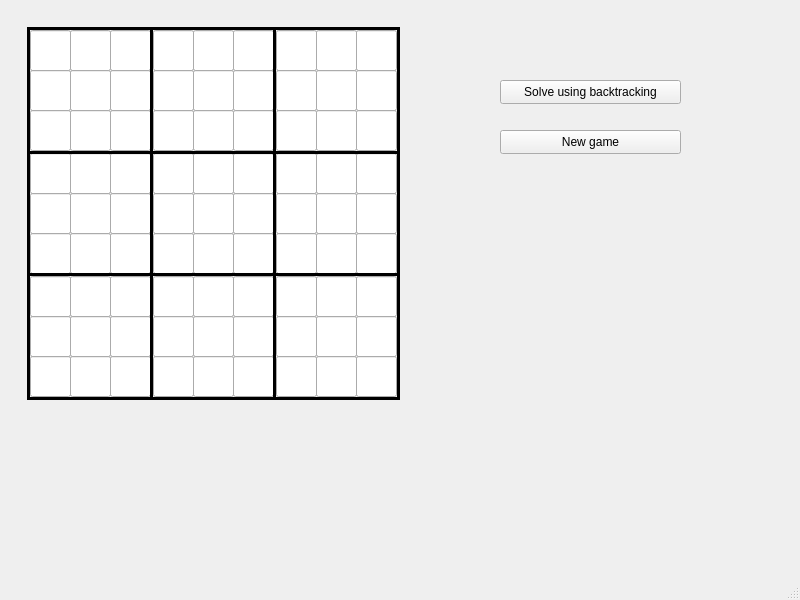
Qt form sudokuwindow.ui (ThiagoServulo/Sudoku) before a commit.
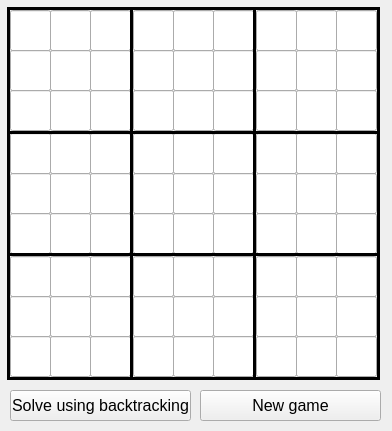
The same form after that commit.

Commit message: Change window layout

The edit to the form file:
```diff
--- a/sudokuwindow.ui
+++ b/sudokuwindow.ui
@@ -6,8 +6,8 @@
    <rect>
     <x>0</x>
     <y>0</y>
-    <width>800</width>
-    <height>600</height>
+    <width>392</width>
+    <height>431</height>
    </rect>
   </property>
   <property name="windowTitle">
@@ -17,8 +17,8 @@
    <widget class="QLineEdit" name="lineEdit_A1">
     <property name="geometry">
      <rect>
-      <x>30</x>
-      <y>30</y>
+      <x>10</x>
+      <y>10</y>
       <width>41</width>
       <height>41</height>
      </rect>
@@ -27,8 +27,8 @@
    <widget class="QLineEdit" name="lineEdit_A2">
     <property name="geometry">
      <rect>
-      <x>70</x>
-      <y>30</y>
+      <x>50</x>
+      <y>10</y>
       <width>41</width>
       <height>41</height>
      </rect>
@@ -37,8 +37,8 @@
    <widget class="QLineEdit" name="lineEdit_A3">
     <property name="geometry">
      <rect>
-      <x>110</x>
-      <y>30</y>
+      <x>90</x>
+      <y>10</y>
       <width>41</width>
       <height>41</height>
      </rect>
@@ -47,8 +47,8 @@
    <widget class="QLabel" name="label">
     <property name="geometry">
      <rect>
-      <x>150</x>
-      <y>30</y>
+      <x>130</x>
+      <y>10</y>
       <width>3</width>
       <height>370</height>
      </rect>
@@ -63,8 +63,8 @@
    <widget class="QLineEdit" name="lineEdit_B2">
     <property name="geometry">
      <rect>
-      <x>70</x>
-      <y>70</y>
+      <x>50</x>
+      <y>50</y>
       <width>41</width>
       <height>41</height>
      </rect>
@@ -73,8 +73,8 @@
    <widget class="QLineEdit" name="lineEdit_B1">
     <property name="geometry">
      <rect>
-      <x>30</x>
-      <y>70</y>
+      <x>10</x>
+      <y>50</y>
       <width>41</width>
       <height>41</height>
      </rect>
@@ -83,8 +83,8 @@
    <widget class="QLineEdit" name="lineEdit_B3">
     <property name="geometry">
      <rect>
-      <x>110</x>
-      <y>70</y>
+      <x>90</x>
+      <y>50</y>
       <width>41</width>
       <height>41</height>
      </rect>
@@ -93,8 +93,8 @@
    <widget class="QLineEdit" name="lineEdit_C3">
     <property name="geometry">
      <rect>
-      <x>110</x>
-      <y>110</y>
+      <x>90</x>
+      <y>90</y>
       <width>41</width>
       <height>41</height>
      </rect>
@@ -103,8 +103,8 @@
    <widget class="QLineEdit" name="lineEdit_C1">
     <property name="geometry">
      <rect>
-      <x>30</x>
-      <y>110</y>
+      <x>10</x>
+      <y>90</y>
       <width>41</width>
       <height>41</height>
      </rect>
@@ -113,8 +113,8 @@
    <widget class="QLineEdit" name="lineEdit_C2">
     <property name="geometry">
      <rect>
-      <x>70</x>
-      <y>110</y>
+      <x>50</x>
+      <y>90</y>
       <width>41</width>
       <height>41</height>
      </rect>
@@ -123,8 +123,8 @@
    <widget class="QLabel" name="label_2">
     <property name="geometry">
      <rect>
-      <x>27</x>
-      <y>151</y>
+      <x>7</x>
+      <y>131</y>
       <width>370</width>
       <height>3</height>
      </rect>
@@ -139,8 +139,8 @@
    <widget class="QLineEdit" name="lineEdit_B6">
     <property name="geometry">
      <rect>
-      <x>233</x>
-      <y>70</y>
+      <x>213</x>
+      <y>50</y>
       <width>41</width>
       <height>41</height>
      </rect>
@@ -149,8 +149,8 @@
    <widget class="QLineEdit" name="lineEdit_C5">
     <property name="geometry">
      <rect>
-      <x>193</x>
-      <y>110</y>
+      <x>173</x>
+      <y>90</y>
       <width>41</width>
       <height>41</height>
      </rect>
@@ -159,8 +159,8 @@
    <widget class="QLineEdit" name="lineEdit_A5">
     <property name="geometry">
      <rect>
-      <x>193</x>
-      <y>30</y>
+      <x>173</x>
+      <y>10</y>
       <width>41</width>
       <height>41</height>
      </rect>
@@ -169,8 +169,8 @@
    <widget class="QLineEdit" name="lineEdit_A4">
     <property name="geometry">
      <rect>
-      <x>153</x>
-      <y>30</y>
+      <x>133</x>
+      <y>10</y>
       <width>41</width>
       <height>41</height>
      </rect>
@@ -179,8 +179,8 @@
    <widget class="QLineEdit" name="lineEdit_C4">
     <property name="geometry">
      <rect>
-      <x>153</x>
-      <y>110</y>
+      <x>133</x>
+      <y>90</y>
       <width>41</width>
       <height>41</height>
      </rect>
@@ -189,8 +189,8 @@
    <widget class="QLineEdit" name="lineEdit_A6">
     <property name="geometry">
      <rect>
-      <x>233</x>
-      <y>30</y>
+      <x>213</x>
+      <y>10</y>
       <width>41</width>
       <height>41</height>
      </rect>
@@ -199,8 +199,8 @@
    <widget class="QLineEdit" name="lineEdit_B4">
     <property name="geometry">
      <rect>
-      <x>153</x>
-      <y>70</y>
+      <x>133</x>
+      <y>50</y>
       <width>41</width>
       <height>41</height>
      </rect>
@@ -209,8 +209,8 @@
    <widget class="QLineEdit" name="lineEdit_B5">
     <property name="geometry">
      <rect>
-      <x>193</x>
-      <y>70</y>
+      <x>173</x>
+      <y>50</y>
       <width>41</width>
       <height>41</height>
      </rect>
@@ -219,8 +219,8 @@
    <widget class="QLineEdit" name="lineEdit_C6">
     <property name="geometry">
      <rect>
-      <x>233</x>
-      <y>110</y>
+      <x>213</x>
+      <y>90</y>
       <width>41</width>
       <height>41</height>
      </rect>
@@ -229,8 +229,8 @@
    <widget class="QLineEdit" name="lineEdit_E2">
     <property name="geometry">
      <rect>
-      <x>70</x>
-      <y>193</y>
+      <x>50</x>
+      <y>173</y>
       <width>41</width>
       <height>41</height>
      </rect>
@@ -239,8 +239,8 @@
    <widget class="QLineEdit" name="lineEdit_E1">
     <property name="geometry">
      <rect>
-      <x>30</x>
-      <y>193</y>
+      <x>10</x>
+      <y>173</y>
       <width>41</width>
       <height>41</height>
      </rect>
@@ -249,8 +249,8 @@
    <widget class="QLineEdit" name="lineEdit_D3">
     <property name="geometry">
      <rect>
-      <x>110</x>
-      <y>153</y>
+      <x>90</x>
+      <y>133</y>
       <width>41</width>
       <height>41</height>
      </rect>
@@ -259,8 +259,8 @@
    <widget class="QLineEdit" name="lineEdit_D1">
     <property name="geometry">
      <rect>
-      <x>30</x>
-      <y>153</y>
+      <x>10</x>
+      <y>133</y>
       <width>41</width>
       <height>41</height>
      </rect>
@@ -269,8 +269,8 @@
    <widget class="QLineEdit" name="lineEdit_D2">
     <property name="geometry">
      <rect>
-      <x>70</x>
-      <y>153</y>
+      <x>50</x>
+      <y>133</y>
       <width>41</width>
       <height>41</height>
      </rect>
@@ -279,8 +279,8 @@
    <widget class="QLineEdit" name="lineEdit_F3">
     <property name="geometry">
      <rect>
-      <x>110</x>
-      <y>233</y>
+      <x>90</x>
+      <y>213</y>
       <width>41</width>
       <height>41</height>
      </rect>
@@ -289,8 +289,8 @@
    <widget class="QLineEdit" name="lineEdit_F1">
     <property name="geometry">
      <rect>
-      <x>30</x>
-      <y>233</y>
+      <x>10</x>
+      <y>213</y>
       <width>41</width>
       <height>41</height>
      </rect>
@@ -299,8 +299,8 @@
    <widget class="QLineEdit" name="lineEdit_F2">
     <property name="geometry">
      <rect>
-      <x>70</x>
-      <y>233</y>
+      <x>50</x>
+      <y>213</y>
       <width>41</width>
       <height>41</height>
      </rect>
@@ -309,8 +309,8 @@
    <widget class="QLineEdit" name="lineEdit_E3">
     <property name="geometry">
      <rect>
-      <x>110</x>
-      <y>193</y>
+      <x>90</x>
+      <y>173</y>
       <width>41</width>
       <height>41</height>
      </rect>
@@ -319,8 +319,8 @@
    <widget class="QLabel" name="label_3">
     <property name="geometry">
      <rect>
-      <x>273</x>
-      <y>30</y>
+      <x>253</x>
+      <y>10</y>
       <width>3</width>
       <height>370</height>
      </rect>
@@ -335,8 +335,8 @@
    <widget class="QLineEdit" name="lineEdit_B8">
     <property name="geometry">
      <rect>
-      <x>316</x>
-      <y>70</y>
+      <x>296</x>
+      <y>50</y>
       <width>41</width>
       <height>41</height>
      </rect>
@@ -345,8 +345,8 @@
    <widget class="QLineEdit" name="lineEdit_B7">
     <property name="geometry">
      <rect>
-      <x>276</x>
-      <y>70</y>
+      <x>256</x>
+      <y>50</y>
       <width>41</width>
       <height>41</height>
      </rect>
@@ -355,8 +355,8 @@
    <widget class="QLineEdit" name="lineEdit_A9">
     <property name="geometry">
      <rect>
-      <x>356</x>
-      <y>30</y>
+      <x>336</x>
+      <y>10</y>
       <width>41</width>
       <height>41</height>
      </rect>
@@ -365,8 +365,8 @@
    <widget class="QLineEdit" name="lineEdit_A7">
     <property name="geometry">
      <rect>
-      <x>276</x>
-      <y>30</y>
+      <x>256</x>
+      <y>10</y>
       <width>41</width>
       <height>41</height>
      </rect>
@@ -375,8 +375,8 @@
    <widget class="QLineEdit" name="lineEdit_A8">
     <property name="geometry">
      <rect>
-      <x>316</x>
-      <y>30</y>
+      <x>296</x>
+      <y>10</y>
       <width>41</width>
       <height>41</height>
      </rect>
@@ -385,8 +385,8 @@
    <widget class="QLineEdit" name="lineEdit_C9">
     <property name="geometry">
      <rect>
-      <x>356</x>
-      <y>110</y>
+      <x>336</x>
+      <y>90</y>
       <width>41</width>
       <height>41</height>
      </rect>
@@ -395,8 +395,8 @@
    <widget class="QLineEdit" name="lineEdit_C7">
     <property name="geometry">
      <rect>
-      <x>276</x>
-      <y>110</y>
+      <x>256</x>
+      <y>90</y>
       <width>41</width>
       <height>41</height>
      </rect>
@@ -405,8 +405,8 @@
    <widget class="QLineEdit" name="lineEdit_C8">
     <property name="geometry">
      <rect>
-      <x>316</x>
-      <y>110</y>
+      <x>296</x>
+      <y>90</y>
       <width>41</width>
       <height>41</height>
      </rect>
@@ -415,8 +415,8 @@
    <widget class="QLineEdit" name="lineEdit_B9">
     <property name="geometry">
      <rect>
-      <x>356</x>
-      <y>70</y>
+      <x>336</x>
+      <y>50</y>
       <width>41</width>
       <height>41</height>
      </rect>
@@ -425,8 +425,8 @@
    <widget class="QLabel" name="label_4">
     <property name="geometry">
      <rect>
-      <x>27</x>
-      <y>30</y>
+      <x>7</x>
+      <y>10</y>
       <width>3</width>
       <height>370</height>
      </rect>
@@ -441,8 +441,8 @@
    <widget class="QLabel" name="label_5">
     <property name="geometry">
      <rect>
-      <x>397</x>
-      <y>29</y>
+      <x>377</x>
+      <y>9</y>
       <width>3</width>
       <height>371</height>
      </rect>
@@ -457,8 +457,8 @@
    <widget class="QLabel" name="label_6">
     <property name="geometry">
      <rect>
-      <x>27</x>
-      <y>27</y>
+      <x>7</x>
+      <y>7</y>
       <width>373</width>
       <height>3</height>
      </rect>
@@ -473,8 +473,8 @@
    <widget class="QLabel" name="label_7">
     <property name="geometry">
      <rect>
-      <x>30</x>
-      <y>273</y>
+      <x>10</x>
+      <y>253</y>
       <width>368</width>
       <height>3</height>
      </rect>
@@ -489,8 +489,8 @@
    <widget class="QLineEdit" name="lineEdit_E4">
     <property name="geometry">
      <rect>
-      <x>153</x>
-      <y>193</y>
+      <x>133</x>
+      <y>173</y>
       <width>41</width>
       <height>41</height>
      </rect>
@@ -499,8 +499,8 @@
    <widget class="QLineEdit" name="lineEdit_F5">
     <property name="geometry">
      <rect>
-      <x>193</x>
-      <y>233</y>
+      <x>173</x>
+      <y>213</y>
       <width>41</width>
       <height>41</height>
      </rect>
@@ -509,8 +509,8 @@
    <widget class="QLineEdit" name="lineEdit_D5">
     <property name="geometry">
      <rect>
-      <x>193</x>
-      <y>153</y>
+      <x>173</x>
+      <y>133</y>
       <width>41</width>
       <height>41</height>
      </rect>
@@ -519,8 +519,8 @@
    <widget class="QLineEdit" name="lineEdit_D6">
     <property name="geometry">
      <rect>
-      <x>233</x>
-      <y>153</y>
+      <x>213</x>
+      <y>133</y>
       <width>41</width>
       <height>41</height>
      </rect>
@@ -529,8 +529,8 @@
    <widget class="QLineEdit" name="lineEdit_E6">
     <property name="geometry">
      <rect>
-      <x>233</x>
-      <y>193</y>
+      <x>213</x>
+      <y>173</y>
       <width>41</width>
       <height>41</height>
      </rect>
@@ -539,8 +539,8 @@
    <widget class="QLineEdit" name="lineEdit_E5">
     <property name="geometry">
      <rect>
-      <x>193</x>
-      <y>193</y>
+      <x>173</x>
+      <y>173</y>
       <width>41</width>
       <height>41</height>
      </rect>
@@ -549,8 +549,8 @@
    <widget class="QLineEdit" name="lineEdit_F6">
     <property name="geometry">
      <rect>
-      <x>233</x>
-      <y>233</y>
+      <x>213</x>
+      <y>213</y>
       <width>41</width>
       <height>41</height>
      </rect>
@@ -559,8 +559,8 @@
    <widget class="QLineEdit" name="lineEdit_D4">
     <property name="geometry">
      <rect>
-      <x>153</x>
-      <y>153</y>
+      <x>133</x>
+      <y>133</y>
       <width>41</width>
       <height>41</height>
      </rect>
@@ -569,8 +569,8 @@
    <widget class="QLineEdit" name="lineEdit_F4">
     <property name="geometry">
      <rect>
-      <x>153</x>
-      <y>233</y>
+      <x>133</x>
+      <y>213</y>
       <width>41</width>
       <height>41</height>
      </rect>
@@ -579,8 +579,8 @@
    <widget class="QLineEdit" name="lineEdit_E7">
     <property name="geometry">
      <rect>
-      <x>276</x>
-      <y>193</y>
+      <x>256</x>
+      <y>173</y>
       <width>41</width>
       <height>41</height>
      </rect>
@@ -589,8 +589,8 @@
    <widget class="QLineEdit" name="lineEdit_F8">
     <property name="geometry">
      <rect>
-      <x>316</x>
-      <y>233</y>
+      <x>296</x>
+      <y>213</y>
       <width>41</width>
       <height>41</height>
      </rect>
@@ -599,8 +599,8 @@
    <widget class="QLineEdit" name="lineEdit_D8">
     <property name="geometry">
      <rect>
-      <x>316</x>
-      <y>153</y>
+      <x>296</x>
+      <y>133</y>
       <width>41</width>
       <height>41</height>
      </rect>
@@ -609,8 +609,8 @@
    <widget class="QLineEdit" name="lineEdit_D9">
     <property name="geometry">
      <rect>
-      <x>356</x>
-      <y>153</y>
+      <x>336</x>
+      <y>133</y>
       <width>41</width>
       <height>41</height>
      </rect>
@@ -619,8 +619,8 @@
    <widget class="QLineEdit" name="lineEdit_E9">
     <property name="geometry">
      <rect>
-      <x>356</x>
-      <y>193</y>
+      <x>336</x>
+      <y>173</y>
       <width>41</width>
       <height>41</height>
      </rect>
@@ -629,8 +629,8 @@
    <widget class="QLineEdit" name="lineEdit_E8">
     <property name="geometry">
      <rect>
-      <x>316</x>
-      <y>193</y>
+      <x>296</x>
+      <y>173</y>
       <width>41</width>
       <height>41</height>
      </rect>
@@ -639,8 +639,8 @@
    <widget class="QLineEdit" name="lineEdit_F9">
     <property name="geometry">
      <rect>
-      <x>356</x>
-      <y>233</y>
+      <x>336</x>
+      <y>213</y>
       <width>41</width>
       <height>41</height>
      </rect>
@@ -649,8 +649,8 @@
    <widget class="QLineEdit" name="lineEdit_D7">
     <property name="geometry">
      <rect>
-      <x>276</x>
-      <y>153</y>
+      <x>256</x>
+      <y>133</y>
       <width>41</width>
       <height>41</height>
      </rect>
@@ -659,8 +659,8 @@
    <widget class="QLineEdit" name="lineEdit_F7">
     <property name="geometry">
      <rect>
-      <x>276</x>
-      <y>233</y>
+      <x>256</x>
+      <y>213</y>
       <width>41</width>
       <height>41</height>
      </rect>
@@ -669,8 +669,8 @@
    <widget class="QLineEdit" name="lineEdit_H4">
     <property name="geometry">
      <rect>
-      <x>153</x>
-      <y>316</y>
+      <x>133</x>
+      <y>296</y>
       <width>41</width>
       <height>41</height>
      </rect>
@@ -679,8 +679,8 @@
    <widget class="QLineEdit" name="lineEdit_I5">
     <property name="geometry">
      <rect>
-      <x>193</x>
-      <y>356</y>
+      <x>173</x>
+      <y>336</y>
       <width>41</width>
       <height>41</height>
      </rect>
@@ -689,8 +689,8 @@
    <widget class="QLineEdit" name="lineEdit_G5">
     <property name="geometry">
      <rect>
-      <x>193</x>
-      <y>276</y>
+      <x>173</x>
+      <y>256</y>
       <width>41</width>
       <height>41</height>
      </rect>
@@ -699,8 +699,8 @@
    <widget class="QLineEdit" name="lineEdit_G6">
     <property name="geometry">
      <rect>
-      <x>233</x>
-      <y>276</y>
+      <x>213</x>
+      <y>256</y>
       <width>41</width>
       <height>41</height>
      </rect>
@@ -709,8 +709,8 @@
    <widget class="QLineEdit" name="lineEdit_H6">
     <property name="geometry">
      <rect>
-      <x>233</x>
-      <y>316</y>
+      <x>213</x>
+      <y>296</y>
       <width>41</width>
       <height>41</height>
      </rect>
@@ -719,8 +719,8 @@
    <widget class="QLineEdit" name="lineEdit_H5">
     <property name="geometry">
      <rect>
-      <x>193</x>
-      <y>316</y>
+      <x>173</x>
+      <y>296</y>
       <width>41</width>
       <height>41</height>
      </rect>
@@ -729,8 +729,8 @@
    <widget class="QLineEdit" name="lineEdit_I6">
     <property name="geometry">
      <rect>
-      <x>233</x>
-      <y>356</y>
+      <x>213</x>
+      <y>336</y>
       <width>41</width>
       <height>41</height>
      </rect>
@@ -739,8 +739,8 @@
    <widget class="QLineEdit" name="lineEdit_G4">
     <property name="geometry">
      <rect>
-      <x>153</x>
-      <y>276</y>
+      <x>133</x>
+      <y>256</y>
       <width>41</width>
       <height>41</height>
      </rect>
@@ -749,8 +749,8 @@
    <widget class="QLineEdit" name="lineEdit_I4">
     <property name="geometry">
      <rect>
-      <x>153</x>
-      <y>356</y>
+      <x>133</x>
+      <y>336</y>
       <width>41</width>
       <height>41</height>
      </rect>
@@ -759,8 +759,8 @@
    <widget class="QLineEdit" name="lineEdit_H3">
     <property name="geometry">
      <rect>
-      <x>110</x>
-      <y>316</y>
+      <x>90</x>
+      <y>296</y>
       <width>41</width>
       <height>41</height>
      </rect>
@@ -769,8 +769,8 @@
    <widget class="QLineEdit" name="lineEdit_G2">
     <property name="geometry">
      <rect>
-      <x>70</x>
-      <y>276</y>
+      <x>50</x>
+      <y>256</y>
       <width>41</width>
       <height>41</height>
      </rect>
@@ -779,8 +779,8 @@
    <widget class="QLineEdit" name="lineEdit_I1">
     <property name="geometry">
      <rect>
-      <x>30</x>
-      <y>356</y>
+      <x>10</x>
+      <y>336</y>
       <width>41</width>
       <height>41</height>
      </rect>
@@ -789,8 +789,8 @@
    <widget class="QLineEdit" name="lineEdit_G3">
     <property name="geometry">
      <rect>
-      <x>110</x>
-      <y>276</y>
+      <x>90</x>
+      <y>256</y>
       <width>41</width>
       <height>41</height>
      </rect>
@@ -799,8 +799,8 @@
    <widget class="QLineEdit" name="lineEdit_H2">
     <property name="geometry">
      <rect>
-      <x>70</x>
-      <y>316</y>
+      <x>50</x>
+      <y>296</y>
       <width>41</width>
       <height>41</height>
      </rect>
@@ -809,8 +809,8 @@
    <widget class="QLineEdit" name="lineEdit_G1">
     <property name="geometry">
      <rect>
-      <x>30</x>
-      <y>276</y>
+      <x>10</x>
+      <y>256</y>
       <width>41</width>
       <height>41</height>
      </rect>
@@ -819,8 +819,8 @@
    <widget class="QLineEdit" name="lineEdit_H1">
     <property name="geometry">
      <rect>
-      <x>30</x>
-      <y>316</y>
+      <x>10</x>
+      <y>296</y>
       <width>41</width>
       <height>41</height>
      </rect>
@@ -829,8 +829,8 @@
    <widget class="QLineEdit" name="lineEdit_I2">
     <property name="geometry">
      <rect>
-      <x>70</x>
-      <y>356</y>
+      <x>50</x>
+      <y>336</y>
       <width>41</width>
       <height>41</height>
      </rect>
@@ -839,8 +839,8 @@
    <widget class="QLineEdit" name="lineEdit_I3">
     <property name="geometry">
      <rect>
-      <x>110</x>
-      <y>356</y>
+      <x>90</x>
+      <y>336</y>
       <width>41</width>
       <height>41</height>
      </rect>
@@ -849,8 +849,8 @@
    <widget class="QLineEdit" name="lineEdit_H9">
     <property name="geometry">
      <rect>
-      <x>356</x>
-      <y>316</y>
+      <x>336</x>
+      <y>296</y>
       <width>41</width>
       <height>41</height>
      </rect>
@@ -859,8 +859,8 @@
    <widget class="QLineEdit" name="lineEdit_G8">
     <property name="geometry">
      <rect>
-      <x>316</x>
-      <y>276</y>
+      <x>296</x>
+      <y>256</y>
       <width>41</width>
       <height>41</height>
      </rect>
@@ -869,8 +869,8 @@
    <widget class="QLineEdit" name="lineEdit_I7">
     <property name="geometry">
      <rect>
-      <x>276</x>
-      <y>356</y>
+      <x>256</x>
+      <y>336</y>
       <width>41</width>
       <height>41</height>
      </rect>
@@ -879,8 +879,8 @@
    <widget class="QLineEdit" name="lineEdit_G9">
     <property name="geometry">
      <rect>
-      <x>356</x>
-      <y>276</y>
+      <x>336</x>
+      <y>256</y>
       <width>41</width>
       <height>41</height>
      </rect>
@@ -889,8 +889,8 @@
    <widget class="QLineEdit" name="lineEdit_H8">
     <property name="geometry">
      <rect>
-      <x>316</x>
-      <y>316</y>
+      <x>296</x>
+      <y>296</y>
       <width>41</width>
       <height>41</height>
      </rect>
@@ -899,8 +899,8 @@
    <widget class="QLineEdit" name="lineEdit_G7">
     <property name="geometry">
      <rect>
-      <x>276</x>
-      <y>276</y>
+      <x>256</x>
+      <y>256</y>
       <width>41</width>
       <height>41</height>
      </rect>
@@ -909,8 +909,8 @@
    <widget class="QLineEdit" name="lineEdit_H7">
     <property name="geometry">
      <rect>
-      <x>276</x>
-      <y>316</y>
+      <x>256</x>
+      <y>296</y>
       <width>41</width>
       <height>41</height>
      </rect>
@@ -919,8 +919,8 @@
    <widget class="QLineEdit" name="lineEdit_I8">
     <property name="geometry">
      <rect>
-      <x>316</x>
-      <y>356</y>
+      <x>296</x>
+      <y>336</y>
       <width>41</width>
       <height>41</height>
      </rect>
@@ -929,8 +929,8 @@
    <widget class="QLineEdit" name="lineEdit_I9">
     <property name="geometry">
      <rect>
-      <x>356</x>
-      <y>356</y>
+      <x>336</x>
+      <y>336</y>
       <width>41</width>
       <height>41</height>
      </rect>
@@ -939,8 +939,8 @@
    <widget class="QLabel" name="label_8">
     <property name="geometry">
      <rect>
-      <x>30</x>
-      <y>397</y>
+      <x>10</x>
+      <y>377</y>
       <width>368</width>
       <height>3</height>
      </rect>
@@ -955,12 +955,17 @@
    <widget class="QPushButton" name="pushButtonSolveUsingBacktracking">
     <property name="geometry">
      <rect>
-      <x>500</x>
-      <y>80</y>
+      <x>10</x>
+      <y>390</y>
       <width>181</width>
-      <height>24</height>
+      <height>31</height>
      </rect>
     </property>
+    <property name="font">
+     <font>
+      <pointsize>12</pointsize>
+     </font>
+    </property>
     <property name="text">
      <string>Solve using backtracking</string>
     </property>
@@ -968,12 +973,17 @@
    <widget class="QPushButton" name="pushButtonNewGame">
     <property name="geometry">
      <rect>
-      <x>500</x>
-      <y>130</y>
+      <x>200</x>
+      <y>390</y>
       <width>181</width>
-      <height>24</height>
+      <height>31</height>
      </rect>
     </property>
+    <property name="font">
+     <font>
+      <pointsize>12</pointsize>
+     </font>
+    </property>
     <property name="text">
      <string>New game</string>
     </property>
@@ -1070,17 +1080,6 @@
    <zorder>pushButtonSolveUsingBacktracking</zorder>
    <zorder>pushButtonNewGame</zorder>
   </widget>
-  <widget class="QMenuBar" name="menubar">
-   <property name="geometry">
-    <rect>
-     <x>0</x>
-     <y>0</y>
-     <width>800</width>
-     <height>21</height>
-    </rect>
-   </property>
-  </widget>
-  <widget class="QStatusBar" name="statusbar"/>
  </widget>
  <resources/>
  <connections/>
```
The commit also changes 2 other files.
